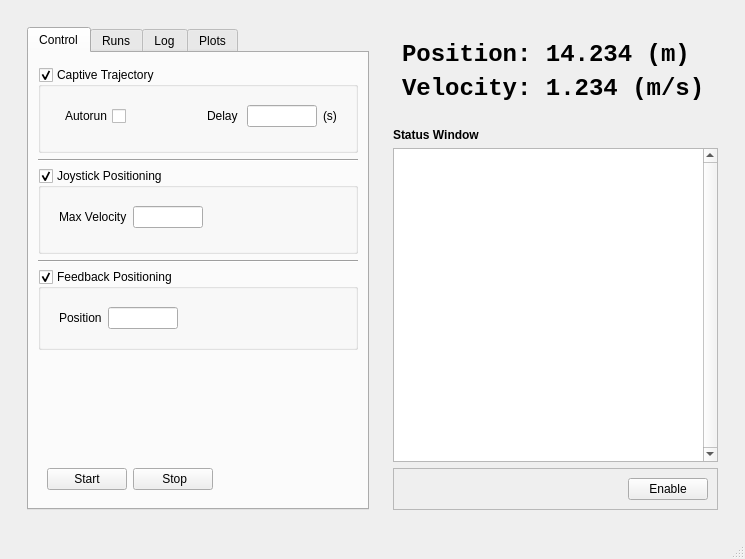
Before: the Qt Designer form software/gui/nodes/sled_control.ui in iorodeo/water_channel_ros, drawn with Qt 5.
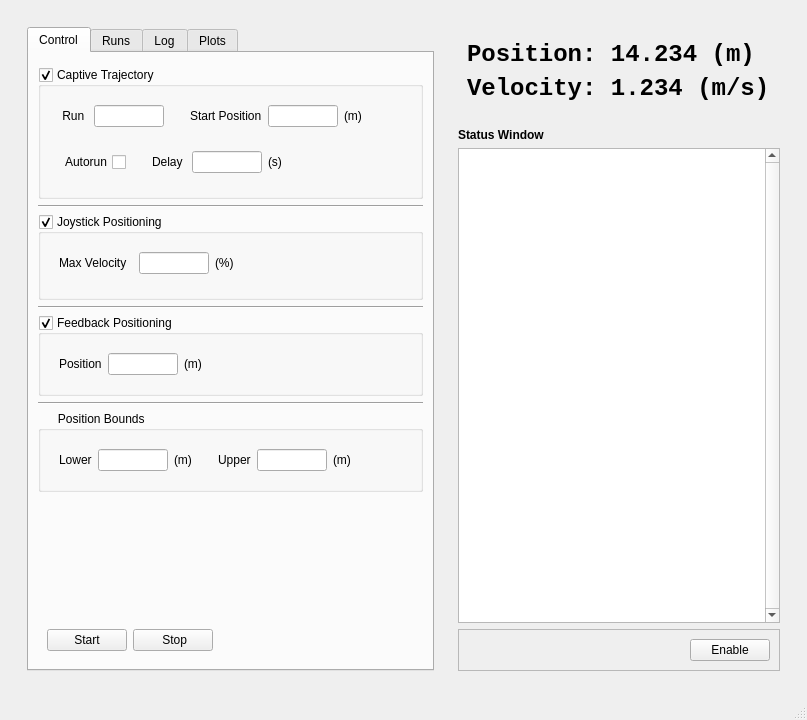
After: the same form once the commit is applied. The open tabs and pages were chosen to show the change.

Commit message: Added cosine position server for 'position trajectory' runs. Add bounds setting to GUI.

The edit to the form file:
```diff
--- a/software/gui/nodes/sled_control.ui
+++ b/software/gui/nodes/sled_control.ui
@@ -6,15 +6,15 @@
    <rect>
     <x>0</x>
     <y>0</y>
-    <width>745</width>
-    <height>559</height>
+    <width>807</width>
+    <height>720</height>
    </rect>
   </property>
   <property name="windowTitle">
    <string>Water Channel - Sled Control</string>
   </property>
   <widget class="QWidget" name="centralwidget">
-   <layout class="QVBoxLayout" name="verticalLayout_10">
+   <layout class="QVBoxLayout" name="verticalLayout_11">
     <item>
      <widget class="QWidget" name="widget_6" native="true">
       <layout class="QHBoxLayout" name="horizontalLayout_7">
@@ -59,6 +59,94 @@
                  <bool>true</bool>
                 </property>
                 <layout class="QVBoxLayout" name="verticalLayout_4">
+                 <item>
+                  <widget class="QWidget" name="widget_9" native="true">
+                   <layout class="QHBoxLayout" name="horizontalLayout_10">
+                    <item>
+                     <widget class="QLabel" name="label_9">
+                      <property name="text">
+                       <string> Run </string>
+                      </property>
+                     </widget>
+                    </item>
+                    <item>
+                     <widget class="QLineEdit" name="runNumberLineEdit">
+                      <property name="sizePolicy">
+                       <sizepolicy hsizetype="Fixed" vsizetype="Fixed">
+                        <horstretch>0</horstretch>
+                        <verstretch>0</verstretch>
+                       </sizepolicy>
+                      </property>
+                      <property name="maximumSize">
+                       <size>
+                        <width>70</width>
+                        <height>16777215</height>
+                       </size>
+                      </property>
+                     </widget>
+                    </item>
+                    <item>
+                     <spacer name="horizontalSpacer_13">
+                      <property name="orientation">
+                       <enum>Qt::Horizontal</enum>
+                      </property>
+                      <property name="sizeType">
+                       <enum>QSizePolicy::Fixed</enum>
+                      </property>
+                      <property name="sizeHint" stdset="0">
+                       <size>
+                        <width>20</width>
+                        <height>20</height>
+                       </size>
+                      </property>
+                     </spacer>
+                    </item>
+                    <item>
+                     <widget class="QLabel" name="label_5">
+                      <property name="text">
+                       <string>Start Position</string>
+                      </property>
+                     </widget>
+                    </item>
+                    <item>
+                     <widget class="QLineEdit" name="startPositionLineEdit">
+                      <property name="sizePolicy">
+                       <sizepolicy hsizetype="Fixed" vsizetype="Fixed">
+                        <horstretch>0</horstretch>
+                        <verstretch>0</verstretch>
+                       </sizepolicy>
+                      </property>
+                      <property name="maximumSize">
+                       <size>
+                        <width>70</width>
+                        <height>16777215</height>
+                       </size>
+                      </property>
+                     </widget>
+                    </item>
+                    <item>
+                     <widget class="QLabel" name="label_6">
+                      <property name="text">
+                       <string>(m)</string>
+                      </property>
+                     </widget>
+                    </item>
+                    <item>
+                     <spacer name="horizontalSpacer_12">
+                      <property name="orientation">
+                       <enum>Qt::Horizontal</enum>
+                      </property>
+                      <property name="sizeHint" stdset="0">
+                       <size>
+                        <width>40</width>
+                        <height>20</height>
+                       </size>
+                      </property>
+                     </spacer>
+                    </item>
+                   </layout>
+                  </widget>
+                 </item>
                  <item>
                   <widget class="QWidget" name="widget_13" native="true">
                    <layout class="QHBoxLayout" name="horizontalLayout_8">
@@ -83,9 +171,12 @@
                       <property name="orientation">
                        <enum>Qt::Horizontal</enum>
                       </property>
+                      <property name="sizeType">
+                       <enum>QSizePolicy::Fixed</enum>
+                      </property>
                       <property name="sizeHint" stdset="0">
                        <size>
-                        <width>40</width>
+                        <width>20</width>
                         <height>20</height>
                        </size>
                       </property>
@@ -121,6 +212,19 @@
                       </property>
                      </widget>
                     </item>
+                    <item>
+                     <spacer name="horizontalSpacer_8">
+                      <property name="orientation">
+                       <enum>Qt::Horizontal</enum>
+                      </property>
+                      <property name="sizeHint" stdset="0">
+                       <size>
+                        <width>40</width>
+                        <height>20</height>
+                       </size>
+                      </property>
+                     </spacer>
+                    </item>
                    </layout>
                   </widget>
                  </item>
@@ -165,7 +269,7 @@
                     <item>
                      <widget class="QLabel" name="label_2">
                       <property name="text">
-                       <string>Max Velocity</string>
+                       <string>Max Velocity  </string>
                       </property>
                      </widget>
                     </item>
@@ -185,6 +289,13 @@
                       </property>
                      </widget>
                     </item>
+                    <item>
+                     <widget class="QLabel" name="label_7">
+                      <property name="text">
+                       <string>(%)</string>
+                      </property>
+                     </widget>
+                    </item>
                     <item>
                      <spacer name="horizontalSpacer_3">
                       <property name="orientation">
@@ -262,6 +373,13 @@
                       </property>
                      </widget>
                     </item>
+                    <item>
+                     <widget class="QLabel" name="label_8">
+                      <property name="text">
+                       <string>(m)</string>
+                      </property>
+                     </widget>
+                    </item>
                     <item>
                      <spacer name="horizontalSpacer_4">
                       <property name="orientation">
@@ -281,6 +399,117 @@
                 </layout>
                </widget>
               </item>
+              <item>
+               <widget class="Line" name="line_2">
+                <property name="orientation">
+                 <enum>Qt::Horizontal</enum>
+                </property>
+               </widget>
+              </item>
+              <item>
+               <widget class="QGroupBox" name="positionBoundsGroupBox">
+                <property name="title">
+                 <string>      Position Bounds</string>
+                </property>
+                <layout class="QVBoxLayout" name="verticalLayout_10">
+                 <item>
+                  <widget class="QWidget" name="widget_8" native="true">
+                   <layout class="QHBoxLayout" name="horizontalLayout_9">
+                    <item>
+                     <widget class="QLabel" name="label_10">
+                      <property name="text">
+                       <string>Lower</string>
+                      </property>
+                     </widget>
+                    </item>
+                    <item>
+                     <widget class="QLineEdit" name="lowerPositionLineEdit">
+                      <property name="sizePolicy">
+                       <sizepolicy hsizetype="Fixed" vsizetype="Fixed">
+                        <horstretch>0</horstretch>
+                        <verstretch>0</verstretch>
+                       </sizepolicy>
+                      </property>
+                      <property name="maximumSize">
+                       <size>
+                        <width>70</width>
+                        <height>16777215</height>
+                       </size>
+                      </property>
+                     </widget>
+                    </item>
+                    <item>
+                     <widget class="QLabel" name="label_12">
+                      <property name="text">
+                       <string>(m)</string>
+                      </property>
+                     </widget>
+                    </item>
+                    <item>
+                     <spacer name="horizontalSpacer_6">
+                      <property name="orientation">
+                       <enum>Qt::Horizontal</enum>
+                      </property>
+                      <property name="sizeType">
+                       <enum>QSizePolicy::Fixed</enum>
+                      </property>
+                      <property name="sizeHint" stdset="0">
+                       <size>
+                        <width>20</width>
+                        <height>20</height>
+                       </size>
+                      </property>
+                     </spacer>
+                    </item>
+                    <item>
+                     <widget class="QLabel" name="label_11">
+                      <property name="text">
+                       <string>Upper</string>
+                      </property>
+                     </widget>
+                    </item>
+                    <item>
+                     <widget class="QLineEdit" name="upperPositionLineEdit">
+                      <property name="sizePolicy">
+                       <sizepolicy hsizetype="Fixed" vsizetype="Fixed">
+                        <horstretch>0</horstretch>
+                        <verstretch>0</verstretch>
+                       </sizepolicy>
+                      </property>
+                      <property name="maximumSize">
+                       <size>
+                        <width>70</width>
+                        <height>16777215</height>
+                       </size>
+                      </property>
+                     </widget>
+                    </item>
+                    <item>
+                     <widget class="QLabel" name="label_13">
+                      <property name="text">
+                       <string>(m)</string>
+                      </property>
+                     </widget>
+                    </item>
+                    <item>
+                     <spacer name="horizontalSpacer_14">
+                      <property name="orientation">
+                       <enum>Qt::Horizontal</enum>
+                      </property>
+                      <property name="sizeHint" stdset="0">
+                       <size>
+                        <width>40</width>
+                        <height>20</height>
+                       </size>
+                      </property>
+                     </spacer>
+                    </item>
+                   </layout>
+                  </widget>
+                 </item>
+                </layout>
+               </widget>
+              </item>
               <item>
                <spacer name="verticalSpacer_4">
                 <property name="orientation">
```
Left out of the diff: 6 changed lines with no effect on the pictures. The commit also changes 14 other files.
